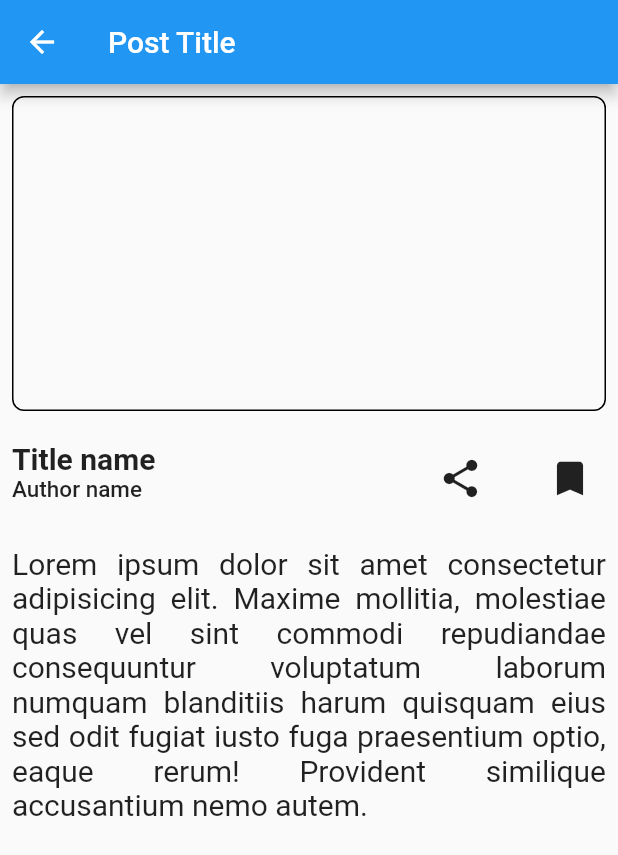
After one commit to maykhid/blog_app, a Flutter app: the screen it shows after launch, after a tap on "Title name", on a phone screen of 412 x 824 dp. The commit adds this screen. Shown: the top 855 px of the screen. Run offline on Flutter 3.47's test engine with Material 2 defaults, Android fonts, the phone set to English and light mode, and no system bars; our stand-ins replace get_it.

Commit message:
feat: add navigator, post view screen

```diff
--- a/lib/app/app.dart
+++ b/lib/app/app.dart
@@ -1,5 +1,8 @@
 import 'package:blog_app/core/ui/widgets/nav_bar.dart';
 import 'package:flutter/material.dart';
+
+import '../core/dependency_injector.dart';
+import '../core/router/navigation_service.dart';
 
 class BlogApp extends StatelessWidget {
   const BlogApp({super.key});
@@ -21,6 +24,7 @@ class BlogApp extends StatelessWidget {
         // is not restarted.
         primarySwatch: Colors.blue,
       ),
+      navigatorKey: di<NavigationService>().navigationKey,
       home: const BottomNavigation(),
     );
   }
--- a/lib/app/features/home/view/screens/home_screen.dart
+++ b/lib/app/features/home/view/screens/home_screen.dart
@@ -1,5 +1,8 @@
+import 'package:blog_app/app/features/home/view/screens/postview_screen.dart';
+import 'package:blog_app/core/router/navigation_service.dart';
 import 'package:flutter/material.dart';
 
+import '../../../../../core/dependency_injector.dart';
 import '../widgets/postcard_widget.dart';
 
 class HomeScreen extends StatelessWidget {
@@ -7,6 +10,7 @@ class HomeScreen extends StatelessWidget {
 
   @override
   Widget build(BuildContext context) {
+    NavigationService navigationService = di<NavigationService>();
     return Scaffold(
       appBar: AppBar(
         title: const Text('Posts'),
@@ -17,9 +21,12 @@ class HomeScreen extends StatelessWidget {
           separatorBuilder: (context, count) => const SizedBox.square(
             dimension: 8,
           ),
-          itemBuilder: (context, count) => const Padding(
-            padding: EdgeInsets.symmetric(horizontal: 8),
-            child: PostCard(),
+          itemBuilder: (context, count) => Padding(
+            padding: const EdgeInsets.symmetric(horizontal: 8),
+            child: InkWell(
+              onTap: () => navigationService.navigateToRoute(const PostView()),
+              child: const PostCard(),
+            ),
           ),
         ),
       ),
--- /dev/null
+++ b/lib/app/features/home/view/screens/postview_screen.dart
@@ -0,0 +1,104 @@
+import 'package:blog_app/core/ui/extensions/sized_context.dart';
+import 'package:blog_app/core/ui/widgets/app_spacing.dart';
+import 'package:flutter/material.dart';
+
+class PostView extends StatelessWidget {
+  const PostView({super.key});
+
+  @override
+  Widget build(BuildContext context) {
+    return Scaffold(
+      appBar: AppBar(
+        title: const Text('Post Title'),
+      ),
+      body: SafeArea(
+        minimum: const EdgeInsets.all(8),
+        child: Column(
+          children: [
+            // post image
+            Container(
+              height: 210,
+              width: context.width,
+              padding: const EdgeInsets.all(15),
+              decoration: BoxDecoration(
+                border: Border.all(),
+                borderRadius: BorderRadius.circular(8),
+              ),
+            ),
+
+            const VerticalSpace(
+              size: 20,
+            ),
+
+            SizedBox(
+              height: 50,
+              width: context.width,
+              child: Row(
+                mainAxisAlignment: MainAxisAlignment.spaceBetween,
+                children: [
+                  Column(
+                    mainAxisAlignment: MainAxisAlignment.start,
+                    crossAxisAlignment: CrossAxisAlignment.start,
+                    children: const [
+                      Text(
+                        'Title name',
+                        style: TextStyle(
+                            fontSize: 20, fontWeight: FontWeight.w700),
+                      ),
+                      Text(
+                        'Author name',
+                        style: TextStyle(
+                          fontSize: 15,
+                          fontWeight: FontWeight.w500,
+                        ),
+                      ),
+                    ],
+                  ),
+
+                  //
+                  SizedBox(
+                    // width: 40,
+                    child: Row(
+                      mainAxisAlignment: MainAxisAlignment.spaceBetween,
+                      children: [
+                        IconButton(
+                          onPressed: () {},
+                          icon: const Icon(
+                            Icons.share,
+                            size: 30,
+                          ),
+                        ),
+                        const HorizontalSpace(
+                          size: 25,
+                        ),
+                        IconButton(
+                          onPressed: () {},
+                          icon: const Icon(
+                            Icons.bookmark,
+                            size: 30,
+                          ),
+                        ),
+                      ],
+                    ),
+                  ),
+                ],
+              ),
+            ),
+
+            const VerticalSpace(
+              size: 20,
+            ),
+
+            const Expanded(
+              child: Text(
+                '''Lorem ipsum dolor sit amet consectetur adipisicing elit. Maxime mollitia, molestiae quas vel sint commodi repudiandae consequuntur voluptatum laborum numquam blanditiis harum quisquam eius sed odit fugiat iusto fuga praesentium optio, eaque rerum! Provident similique accusantium nemo autem. ''',
+                style: TextStyle(fontSize: 20),
+                textAlign: TextAlign.justify,
+              ),
+            ),
+          ],
+        ),
+      ),
+    );
+  }
+}
--- /dev/null
+++ b/lib/core/dependency_injector.dart
@@ -0,0 +1,10 @@
+import 'package:get_it/get_it.dart';
+
+import 'router/navigation_service.dart';
+
+GetIt di = GetIt.instance;
+
+Future<void> setupLocator() async {
+  // core
+  di.registerLazySingleton(() => NavigationService());
+}
--- /dev/null
+++ b/lib/core/router/navigation_service.dart
@@ -0,0 +1,29 @@
+import 'package:flutter/material.dart';
+
+class NavigationService {
+  final GlobalKey<NavigatorState> _navigationKey = GlobalKey<NavigatorState>();
+  GlobalKey<NavigatorState> get navigationKey => _navigationKey;
+
+  pop() {
+    return _navigationKey.currentState!.pop();
+  }
+
+  Future<dynamic> navigateTo(String routeName, {dynamic arguments}) {
+    return _navigationKey.currentState!
+        .pushNamed(routeName, arguments: arguments);
+  }
+
+
+  Future<dynamic> navigateToRoute(Widget route) {
+    return _navigationKey.currentState!.push(
+      MaterialPageRoute<void>(
+        builder: (BuildContext context) => route,
+      ),
+    );
+  }
+
+  Future<bool> maybePop() {
+    return _navigationKey.currentState!
+        .maybePop();
+  }
+}
--- a/lib/main.dart
+++ b/lib/main.dart
@@ -1,7 +1,10 @@
 import 'package:flutter/material.dart';
 
 import 'app/app.dart';
+import 'core/dependency_injector.dart';
 
-void main() {
+Future<void> main() async {
+  await setupLocator();
+
   runApp(const BlogApp());
 }
--- a/pubspec.yaml
+++ b/pubspec.yaml
@@ -35,6 +35,9 @@ dependencies:
   # The following adds the Cupertino Icons font to your application.
   # Use with the CupertinoIcons class for iOS style icons.
   cupertino_icons: ^1.0.2
+  dartz: ^0.10.1
+  http:
+  get_it: ^7.2.0
 
 dev_dependencies:
   flutter_test:
@@ -45,7 +48,9 @@ dev_dependencies:
   # activated in the `analysis_options.yaml` file located at the root of your
   # package. See that file for information about deactivating specific lint
   # rules and activating additional ones.
+  build_runner: ^2.2.1
   flutter_lints: ^2.0.0
+  hive_generator: ^1.1.3
 
 # For information on the generic Dart part of this file, see the
 # following page: https://dart.dev/tools/pub/pubspec
```
Also changed, not shown: pubspec.lock.
